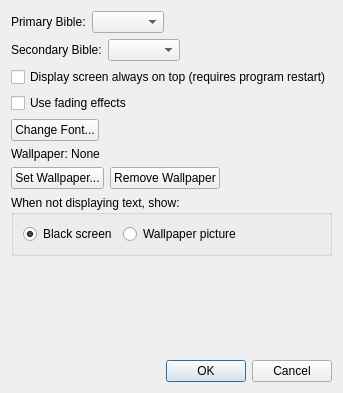
SoftProjector/src, file src/settingsdialog.ui: the form before one commit.
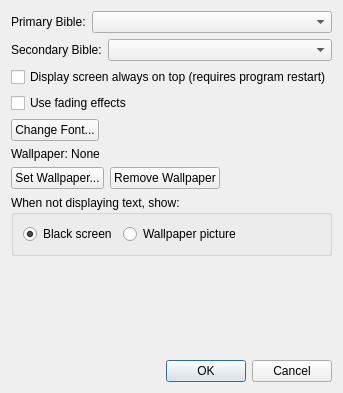
The form after the commit.

Commit message: Bibles ComboBoxes are now extending. Fixes issues with bible text getting cropped sometimes.

```diff
--- a/src/settingsdialog.ui
+++ b/src/settingsdialog.ui
@@ -24,20 +24,14 @@
       </widget>
      </item>
      <item>
-      <widget class="QComboBox" name="primary_bible_menu"/>
-     </item>
-     <item>
-      <spacer name="horizontalSpacer">
-       <property name="orientation">
-        <enum>Qt::Horizontal</enum>
+      <widget class="QComboBox" name="primary_bible_menu">
+       <property name="sizePolicy">
+        <sizepolicy hsizetype="Expanding" vsizetype="Fixed">
+         <horstretch>0</horstretch>
+         <verstretch>0</verstretch>
+        </sizepolicy>
        </property>
-       <property name="sizeHint" stdset="0">
-        <size>
-         <width>40</width>
-         <height>20</height>
-        </size>
-       </property>
-      </spacer>
+      </widget>
      </item>
     </layout>
    </item>
@@ -51,20 +45,14 @@
       </widget>
      </item>
      <item>
-      <widget class="QComboBox" name="secondary_bible_menu"/>
-     </item>
-     <item>
-      <spacer name="horizontalSpacer_2">
-       <property name="orientation">
-        <enum>Qt::Horizontal</enum>
+      <widget class="QComboBox" name="secondary_bible_menu">
+       <property name="sizePolicy">
+        <sizepolicy hsizetype="Expanding" vsizetype="Fixed">
+         <horstretch>0</horstretch>
+         <verstretch>0</verstretch>
+        </sizepolicy>
        </property>
-       <property name="sizeHint" stdset="0">
-        <size>
-         <width>40</width>
-         <height>20</height>
-        </size>
-       </property>
-      </spacer>
+      </widget>
      </item>
     </layout>
    </item>
```
